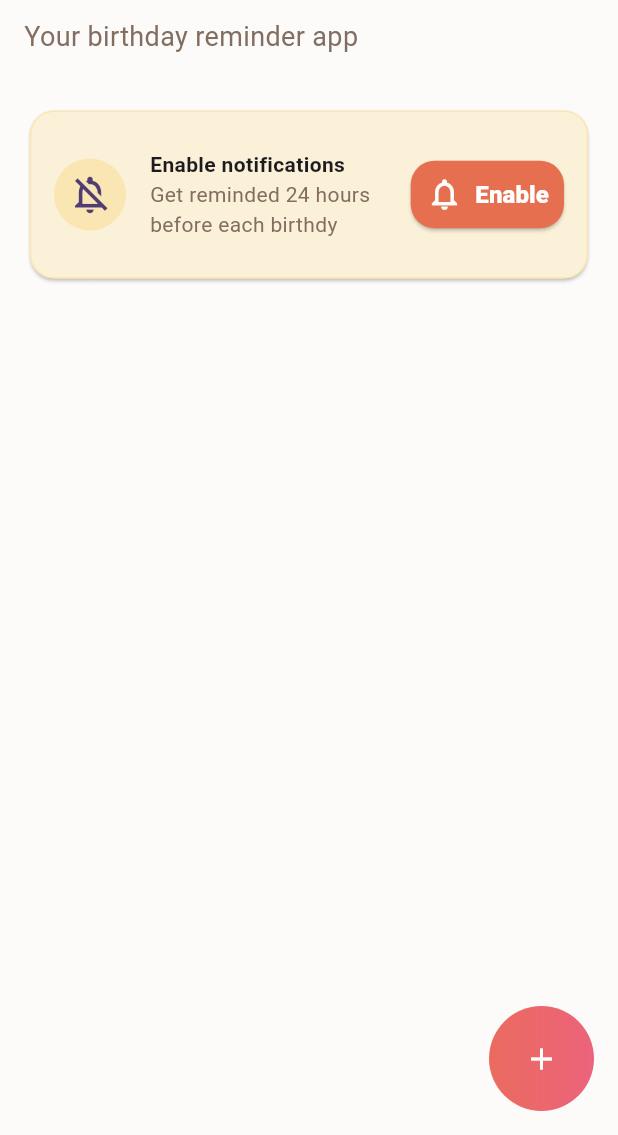
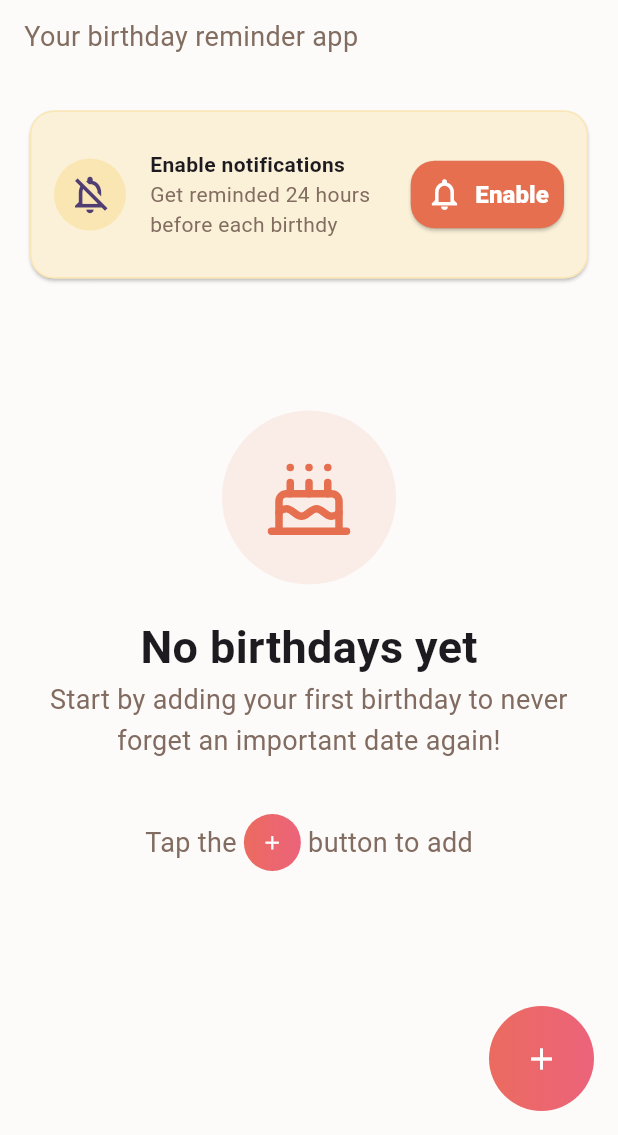
Before and after one commit to AliAtakishiyev/save-it, a Flutter app: the screen it shows after launch, on a phone screen of 412 x 824 dp, the part 101-1236 px from its top. Run offline on Flutter 3.47's test engine with Material 3 defaults, Android fonts, the phone set to English and light mode, and no system bars; our stand-ins replace flutter_riverpod, flutter_svg, fluttertoast, hive, hive_flutter; accounts and stored records are empty; generated files the repository leaves out were written again.

Commit message:
fix: Calculation problems

```diff
--- a/lib/features/birthday/UI/screens/home_screen.dart
+++ b/lib/features/birthday/UI/screens/home_screen.dart
@@ -1,14 +1,19 @@
 import 'package:flutter/material.dart';
+import 'package:flutter_riverpod/flutter_riverpod.dart';
 import 'package:save_it/features/birthday/UI/widgets/birthdays_list.dart';
 import 'package:save_it/features/birthday/UI/widgets/create_birthday_dialog.dart';
 import 'package:save_it/features/birthday/UI/widgets/custom_app_bar.dart';
 import 'package:save_it/features/birthday/UI/widgets/enable_notifications_card.dart';
+import 'package:save_it/features/birthday/UI/widgets/no_birthday_widget.dart';
+import 'package:save_it/features/birthday/providers/birthday_provider.dart';
 
-class HomeScreen extends StatelessWidget {
+class HomeScreen extends ConsumerWidget {
   const HomeScreen({super.key});
 
   @override
-  Widget build(BuildContext context) {
+  Widget build(BuildContext context, WidgetRef ref) {
+    final birthdays = ref.watch(birthdayProvider);
+
     return Scaffold(
       backgroundColor: Color(0xffFCFBF9),
       body: SafeArea(
@@ -18,9 +23,13 @@ class HomeScreen extends StatelessWidget {
             SizedBox(height: 32),
             EnableNotificationsCard(),
 
-            SizedBox(height: 24,),
-
-            BirthdaysList(),
+            SizedBox(height: 24),
+            if (birthdays.isEmpty) ...[
+              SizedBox(height: 60),
+              NoBirthdayWidget(),
+            ] else ...[
+              BirthdaysList(),
+            ],
           ],
         ),
       ),
@@ -41,13 +50,14 @@ class HomeScreen extends StatelessWidget {
                 colors: [Color(0xffEB6B5F), Color(0xffEC637B)],
               ),
             ),
-            child: Icon(Icons.add,color: Colors.white,),
+            child: Icon(Icons.add, color: Colors.white),
           ),
           onPressed: () {
             final parentContext = context;
             showDialog(
               context: context,
-              builder: (context) => CreateBirthdayDialog(rootContext: parentContext),
+              builder: (context) =>
+                  CreateBirthdayDialog(rootContext: parentContext),
             );
           },
         ),
--- a/lib/features/birthday/UI/widgets/birthdays_list.dart
+++ b/lib/features/birthday/UI/widgets/birthdays_list.dart
@@ -15,7 +15,7 @@ class BirthdaysList extends ConsumerWidget {
       child: ListView.builder(
         itemCount: birthdays.length,
         itemBuilder: (context, index) {
-          int turning = 0;
+          int turning = 1;
           int remainingDay = 0;
 
           final birthday = birthdays[index];
@@ -24,12 +24,6 @@ class BirthdaysList extends ConsumerWidget {
 
           final month = DateFormat("MMMM").format(date!);
           final day = DateFormat("dd").format(date);
-          final year = DateFormat("yyyy").format(date);
-
-          final monthNumeric = date.month; // December -> 11
-          final monthNow = now.month;
-          final dayNow = now.day;
-          final yearNow = int.parse(DateFormat("yyyy").format(DateTime.now()));
 
           // Step 1 — create this year's birthday
           final birthdayThisYear = DateTime(now.year, date.month, date.day);
@@ -50,15 +44,12 @@ class BirthdaysList extends ConsumerWidget {
           // Step 3 — calculate days remaining
           remainingDay = nextBirthday.difference(now).inDays;
 
-
           //final turning = yearNow - int.parse(year!);
           return Padding(
             padding: const EdgeInsets.only(left: 20, right: 20, bottom: 10),
             child: Card(
               color: Colors.white,
-              shape: RoundedRectangleBorder(
-                borderRadius: .circular(16),
-              ),
+              shape: RoundedRectangleBorder(borderRadius: .circular(16)),
               child: Padding(
                 padding: const EdgeInsets.symmetric(
                   vertical: 18,
@@ -67,7 +58,7 @@ class BirthdaysList extends ConsumerWidget {
                 child: Row(
                   children: [
                     Padding(
-                      padding: const EdgeInsets.only(right: 16,left: 8),
+                      padding: const EdgeInsets.only(right: 16, left: 8),
                       child: CircleAvatar(
                         radius: 30,
                         backgroundColor: Color(0xffFCF0EC),
@@ -97,7 +88,9 @@ class BirthdaysList extends ConsumerWidget {
                       ),
                     ),
 
-                    Container(
+                    Padding(
+                      padding: const EdgeInsets.only(left: 8),
+                      child: Container(
                         padding: EdgeInsets.symmetric(
                           vertical: 10,
                           horizontal: 10,
@@ -110,6 +103,7 @@ class BirthdaysList extends ConsumerWidget {
                         child: Text(
                           "$remainingDay Days",
                           style: TextStyle(fontWeight: .w900, fontSize: 14),
+                        ),
                       ),
                     ),
 
--- a/lib/features/birthday/UI/widgets/create_birthday_dialog.dart
+++ b/lib/features/birthday/UI/widgets/create_birthday_dialog.dart
@@ -128,7 +128,7 @@ class _CreateBirthdayDialogState extends ConsumerState<CreateBirthdayDialog> {
                             DateTime? date = await showDatePicker(
                               context: context,
                               firstDate: DateTime(1900),
-                              lastDate: DateTime(2100),
+                              lastDate: DateTime(DateTime.now().year),
                             );
 
                             if (date != null) {
--- /dev/null
+++ b/lib/features/birthday/UI/widgets/no_birthday_widget.dart
@@ -0,0 +1,73 @@
+import 'package:flutter/material.dart';
+import 'package:flutter_svg/svg.dart';
+
+class NoBirthdayWidget extends StatelessWidget {
+  const NoBirthdayWidget({super.key});
+
+  @override
+  Widget build(BuildContext context) {
+    return Padding(
+      padding: const EdgeInsets.symmetric(horizontal: 16),
+      child: Column(
+        children: [
+          CircleAvatar(
+            radius: 58,
+            backgroundColor: Color(0xffFAECE7),
+            child: SvgPicture.asset("assets/cake_icon.svg", width: 60),
+          ),
+
+          SizedBox(height: 20),
+
+          Text(
+            "No birthdays yet",
+            style: TextStyle(fontSize: 30, fontWeight: .bold),
+          ),
+
+          Text(
+            "Start by adding your first birthday to never forget an important date again!",
+            textAlign: TextAlign.center,
+            style: TextStyle(
+              fontSize: 18,
+              color: Color(0xff826C61),
+              height: 1.5,
+            ),
+            maxLines: 2,
+            overflow: TextOverflow.visible,
+          ),
+
+
+
+          Padding(
+            padding: const EdgeInsets.only(top: 36),
+            child: Row(
+              mainAxisAlignment: MainAxisAlignment.center,
+              children: [
+                Text(
+                  "Tap the ",
+                  style: TextStyle(fontSize: 18, color: Color(0xff826C61)),
+                ),
+                Container(
+                  width: 38,
+                  height: 38,
+                  decoration: BoxDecoration(
+                    shape: BoxShape.circle,
+                    gradient: LinearGradient(
+                      colors: [Color(0xffEB6B5F), Color(0xffEC637B)],
+                    ),
+                  ),
+
+                  child: Icon(Icons.add, size: 15, color: Colors.white),
+                ),
+
+                Text(
+                  " button to add",
+                  style: TextStyle(fontSize: 18, color: Color(0xff826C61)),
+                ),
+              ],
+            ),
+          ),
+        ],
+      ),
+    );
+  }
+}
```
Lines whose indentation alone changed are shown as unchanged.
